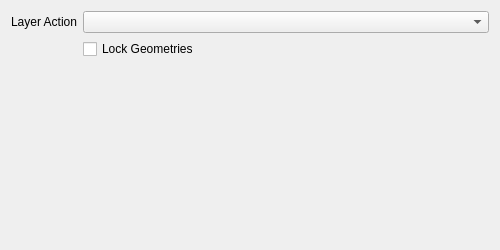
Before: the Qt Designer form qfieldsync/ui/map_layer_config_widget.ui in opengisch/qfieldsync, drawn with Qt 5.
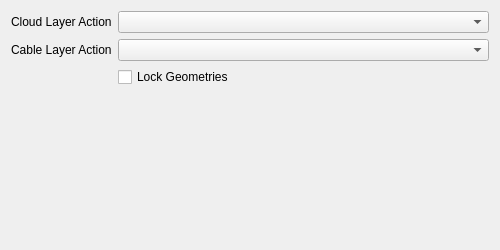
After: the same form once the commit is applied.

Commit message: Split the settings for QFieldCloud and the traditional cable export

The edit to the form file:
```diff
--- a/qfieldsync/ui/map_layer_config_widget.ui
+++ b/qfieldsync/ui/map_layer_config_widget.ui
@@ -14,13 +14,6 @@
    <string>Form</string>
   </property>
   <layout class="QFormLayout" name="QFieldLayerSettingsPageLayout">
-   <item row="0" column="0">
-    <widget class="QLabel" name="layerActionLabel">
-     <property name="text">
-      <string>Layer Action</string>
-     </property>
-    </widget>
-   </item>
    <item row="0" column="1">
     <widget class="QComboBox" name="layerActionComboBox">
      <property name="sizePolicy">
@@ -31,7 +24,21 @@
      </property>
     </widget>
    </item>
-   <item row="1" column="1">
+   <item row="0" column="0">
+    <widget class="QLabel" name="cloudLayerActionLabel">
+     <property name="text">
+      <string>Cloud Layer Action</string>
+     </property>
+    </widget>
+   </item>
+   <item row="1" column="0">
+    <widget class="QLabel" name="cableLayerActionLabel">
+     <property name="text">
+      <string>Cable Layer Action</string>
+     </property>
+    </widget>
+   </item>
+   <item row="2" column="1">
     <widget class="QCheckBox" name="isGeometryLockedCheckBox">
      <property name="toolTip">
       <string>When enabled, this option disables adding and deleting features, as well as modifying the geometries of existing features.</string>
@@ -41,6 +48,9 @@
      </property>
     </widget>
    </item>
+   <item row="1" column="1">
+    <widget class="QComboBox" name="cableLayerActionComboBox"/>
+   </item>
   </layout>
  </widget>
  <resources/>
```
Left out of the diff: 2 changed lines with no effect on the pictures. The commit also changes 5 other files.
